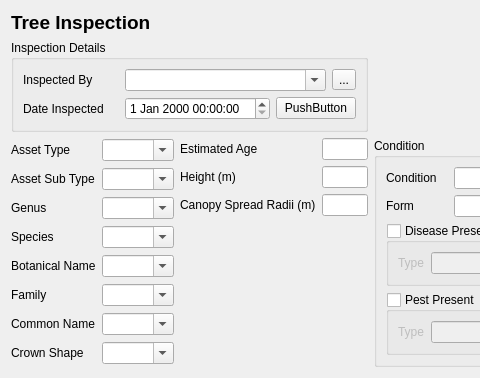
NathanW2/qmap, file qmap-admin/entry_forms/formTreeSample/form.ui: the form before one commit; both pictures show x 0 to 480 and y 0 to 378 of the 723 by 378 pixel window.
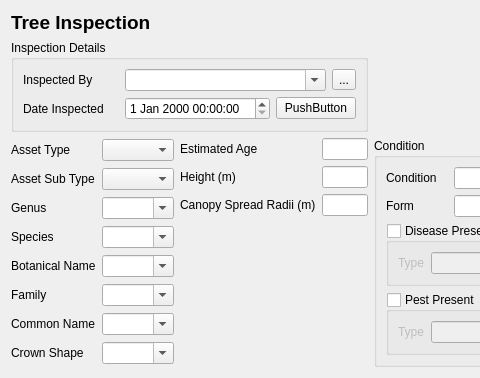
The form after the commit.

```diff
--- a/qmap-admin/entry_forms/formTreeSample/form.ui
+++ b/qmap-admin/entry_forms/formTreeSample/form.ui
@@ -133,7 +133,7 @@
      <item row="0" column="1">
       <widget class="QComboBox" name="Asset_Type">
        <property name="editable">
-        <bool>true</bool>
+        <bool>false</bool>
        </property>
        <property name="currentIndex">
         <number>-1</number>
@@ -153,7 +153,7 @@
      <item row="1" column="1">
       <widget class="QComboBox" name="Asset_Sub_Type">
        <property name="editable">
-        <bool>true</bool>
+        <bool>false</bool>
        </property>
       </widget>
      </item>
```
